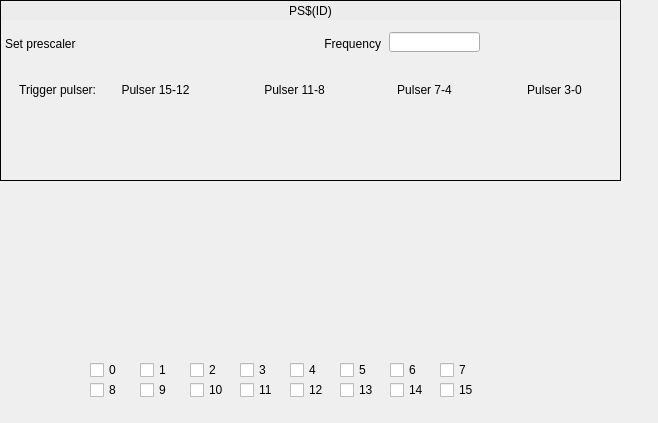
First picture: the form in evrMrmApp/opi/EVR/G_EVR_prescaler-withPulserTrigger.ui, repository paulscherrerinstitute/mrfioc2, before the edit.
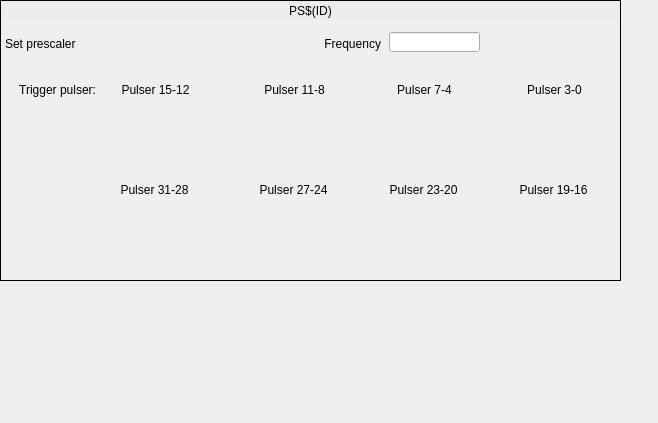
Second picture: the form after the edit. Custom widgets are drawn as their Qt base class.

Commit message: [COSYLAB-339] [COSYLAB-392] Data buffer and overall cleanup - fixed pulser mappings after merge, fixed number of pulsers displayed (also in GUI) - removed locking from evgInput, since functions are only accessed from database (running on dbLow = only one thread accesses functions at a time) - updated subs files based on recent changes - data buffer (some bugs and some improvements) - on evr and evg init: PCI bus, device and function printout is now in hexa format

What changed in the file:
```diff
--- a/evrMrmApp/opi/EVR/G_EVR_prescaler-withPulserTrigger.ui
+++ b/evrMrmApp/opi/EVR/G_EVR_prescaler-withPulserTrigger.ui
@@ -19,7 +19,7 @@
      <x>0</x>
      <y>0</y>
      <width>621</width>
-     <height>181</height>
+     <height>281</height>
     </rect>
    </property>
    <property name="frameShape">
@@ -211,270 +211,102 @@
      <set>Qt::AlignCenter</set>
     </property>
    </widget>
-  </widget>
-  <widget class="caToggleButton" name="catogglebutton_8">
+   <widget class="QLabel" name="label_8">
    <property name="geometry">
     <rect>
-     <x>390</x>
-     <y>360</y>
-     <width>51</width>
+      <x>109</x>
+      <y>180</y>
+      <width>91</width>
      <height>20</height>
     </rect>
    </property>
    <property name="text">
-    <string>6</string>
-   </property>
-   <property name="channel" stdset="0">
-    <string notr="true">$(EVR):PS$(ID)-PulserMap-SP.B6</string>
-   </property>
-  </widget>
-  <widget class="caToggleButton" name="catogglebutton_16">
+     <string>Pulser 31-28</string>
+    </property>
+    <property name="alignment">
+     <set>Qt::AlignCenter</set>
+    </property>
+   </widget>
+   <widget class="QLabel" name="label_9">
    <property name="geometry">
     <rect>
-     <x>390</x>
-     <y>380</y>
-     <width>51</width>
+      <x>508</x>
+      <y>180</y>
+      <width>91</width>
      <height>20</height>
     </rect>
    </property>
    <property name="text">
-    <string>14</string>
-   </property>
-   <property name="channel" stdset="0">
-    <string notr="true">$(EVR):PS$(ID)-PulserMap-SP.BE</string>
-   </property>
-  </widget>
-  <widget class="caToggleButton" name="catogglebutton_14">
+     <string>Pulser 19-16</string>
+    </property>
+    <property name="alignment">
+     <set>Qt::AlignCenter</set>
+    </property>
+   </widget>
+   <widget class="QLabel" name="label_10">
    <property name="geometry">
     <rect>
-     <x>290</x>
-     <y>380</y>
-     <width>51</width>
+      <x>248</x>
+      <y>180</y>
+      <width>91</width>
      <height>20</height>
     </rect>
    </property>
    <property name="text">
-    <string>12</string>
-   </property>
-   <property name="channel" stdset="0">
-    <string notr="true">$(EVR):PS$(ID)-PulserMap-SP.BC</string>
-   </property>
-  </widget>
-  <widget class="caToggleButton" name="catogglebutton_7">
+     <string>Pulser 27-24</string>
+    </property>
+    <property name="alignment">
+     <set>Qt::AlignCenter</set>
+    </property>
+   </widget>
+   <widget class="QLabel" name="label_11">
    <property name="geometry">
     <rect>
-     <x>340</x>
-     <y>360</y>
-     <width>51</width>
+      <x>378</x>
+      <y>180</y>
+      <width>91</width>
      <height>20</height>
     </rect>
    </property>
    <property name="text">
-    <string>5</string>
-   </property>
-   <property name="channel" stdset="0">
-    <string notr="true">$(EVR):PS$(ID)-PulserMap-SP.B5</string>
-   </property>
-  </widget>
-  <widget class="caToggleButton" name="catogglebutton_13">
+     <string>Pulser 23-20</string>
+    </property>
+    <property name="alignment">
+     <set>Qt::AlignCenter</set>
+    </property>
+   </widget>
+   <widget class="caInclude" name="cainclude_2">
    <property name="geometry">
     <rect>
-     <x>240</x>
-     <y>380</y>
-     <width>51</width>
-     <height>20</height>
-    </rect>
-   </property>
-   <property name="text">
-    <string>11</string>
-   </property>
-   <property name="channel" stdset="0">
-    <string notr="true">$(EVR):PS$(ID)-PulserMap-SP.BB</string>
-   </property>
-  </widget>
-  <widget class="caToggleButton" name="catogglebutton_2">
+      <x>98</x>
+      <y>200</y>
+      <width>511</width>
+      <height>71</height>
+     </rect>
+    </property>
+    <property name="macro">
+     <string notr="true">CHAN=$(EVR):PS$(ID)-PulserMap-H-,SP=SP,RB=RB</string>
+    </property>
+    <property name="filename" stdset="0">
+     <string notr="true">G_EVR_mbbDirectControl.ui</string>
+    </property>
+   </widget>
+   <widget class="QFrame" name="frame_2">
    <property name="geometry">
     <rect>
-     <x>90</x>
-     <y>360</y>
-     <width>51</width>
-     <height>20</height>
-    </rect>
-   </property>
-   <property name="text">
-    <string>0</string>
-   </property>
-   <property name="channel" stdset="0">
-    <string notr="true">$(EVR):PS$(ID)-PulserMap-SP.B0</string>
-   </property>
-  </widget>
-  <widget class="caToggleButton" name="catogglebutton_3">
-   <property name="geometry">
-    <rect>
-     <x>140</x>
-     <y>360</y>
-     <width>51</width>
-     <height>20</height>
-    </rect>
-   </property>
-   <property name="text">
-    <string>1</string>
-   </property>
-   <property name="channel" stdset="0">
-    <string notr="true">$(EVR):PS$(ID)-PulserMap-SP.B1</string>
-   </property>
-  </widget>
-  <widget class="caToggleButton" name="catogglebutton_9">
-   <property name="geometry">
-    <rect>
-     <x>440</x>
-     <y>360</y>
-     <width>51</width>
-     <height>20</height>
-    </rect>
-   </property>
-   <property name="text">
-    <string>7</string>
-   </property>
-   <property name="channel" stdset="0">
-    <string notr="true">$(EVR):PS$(ID)-PulserMap-SP.B7</string>
-   </property>
-  </widget>
-  <widget class="caToggleButton" name="catogglebutton_17">
-   <property name="geometry">
-    <rect>
-     <x>440</x>
-     <y>380</y>
-     <width>51</width>
-     <height>20</height>
-    </rect>
-   </property>
-   <property name="text">
-    <string>15</string>
-   </property>
-   <property name="channel" stdset="0">
-    <string notr="true">$(EVR):PS$(ID)-PulserMap-SP.BF</string>
-   </property>
-  </widget>
-  <widget class="caToggleButton" name="catogglebutton_12">
-   <property name="geometry">
-    <rect>
-     <x>190</x>
-     <y>380</y>
-     <width>51</width>
-     <height>20</height>
-    </rect>
-   </property>
-   <property name="text">
-    <string>10</string>
-   </property>
-   <property name="channel" stdset="0">
-    <string notr="true">$(EVR):PS$(ID)-PulserMap-SP.BA</string>
-   </property>
-  </widget>
-  <widget class="caToggleButton" name="catogglebutton_4">
-   <property name="geometry">
-    <rect>
-     <x>190</x>
-     <y>360</y>
-     <width>51</width>
-     <height>20</height>
-    </rect>
-   </property>
-   <property name="text">
-    <string>2</string>
-   </property>
-   <property name="channel" stdset="0">
-    <string notr="true">$(EVR):PS$(ID)-PulserMap-SP.B2</string>
-   </property>
-  </widget>
-  <widget class="caToggleButton" name="catogglebutton_15">
-   <property name="geometry">
-    <rect>
-     <x>340</x>
-     <y>380</y>
-     <width>51</width>
-     <height>20</height>
-    </rect>
-   </property>
-   <property name="text">
-    <string>13</string>
-   </property>
-   <property name="channel" stdset="0">
-    <string notr="true">$(EVR):PS$(ID)-PulserMap-SP.BD</string>
-   </property>
-  </widget>
-  <widget class="caToggleButton" name="catogglebutton_6">
-   <property name="geometry">
-    <rect>
-     <x>290</x>
-     <y>360</y>
-     <width>51</width>
-     <height>20</height>
-    </rect>
-   </property>
-   <property name="text">
-    <string>4</string>
-   </property>
-   <property name="channel" stdset="0">
-    <string notr="true">$(EVR):PS$(ID)-PulserMap-SP.B4</string>
-   </property>
-  </widget>
-  <widget class="caToggleButton" name="catogglebutton_10">
-   <property name="geometry">
-    <rect>
-     <x>90</x>
-     <y>380</y>
-     <width>51</width>
-     <height>20</height>
-    </rect>
-   </property>
-   <property name="text">
-    <string>8</string>
-   </property>
-   <property name="channel" stdset="0">
-    <string notr="true">$(EVR):PS$(ID)-PulserMap-SP.B8</string>
-   </property>
-  </widget>
-  <widget class="caToggleButton" name="catogglebutton_5">
-   <property name="geometry">
-    <rect>
-     <x>240</x>
-     <y>360</y>
-     <width>51</width>
-     <height>20</height>
-    </rect>
-   </property>
-   <property name="text">
-    <string>3</string>
-   </property>
-   <property name="channel" stdset="0">
-    <string notr="true">$(EVR):PS$(ID)-PulserMap-SP.B3</string>
-   </property>
-  </widget>
-  <widget class="caToggleButton" name="catogglebutton_11">
-   <property name="geometry">
-    <rect>
-     <x>140</x>
-     <y>380</y>
-     <width>51</width>
-     <height>20</height>
-    </rect>
-   </property>
-   <property name="text">
-    <string>9</string>
-   </property>
-   <property name="channel" stdset="0">
-    <string notr="true">$(EVR):PS$(ID)-PulserMap-SP.B9</string>
-   </property>
+      <x>94</x>
+      <y>181</y>
+      <width>257</width>
+      <height>91</height>
+     </rect>
+    </property>
+    <property name="frameShape">
+     <enum>QFrame::NoFrame</enum>
+    </property>
+   </widget>
   </widget>
  </widget>
  <customwidgets>
-  <customwidget>
-   <class>caToggleButton</class>
-   <extends>QCheckBox</extends>
-   <header>caToggleButton</header>
-  </customwidget>
   <customwidget>
    <class>caSpinbox</class>
    <extends>QFrame</extends>
```
Left out of the diff: 2 changed lines with no effect on the pictures. Lines whose indentation alone changed are shown as unchanged. The commit also changes 48 other files.
